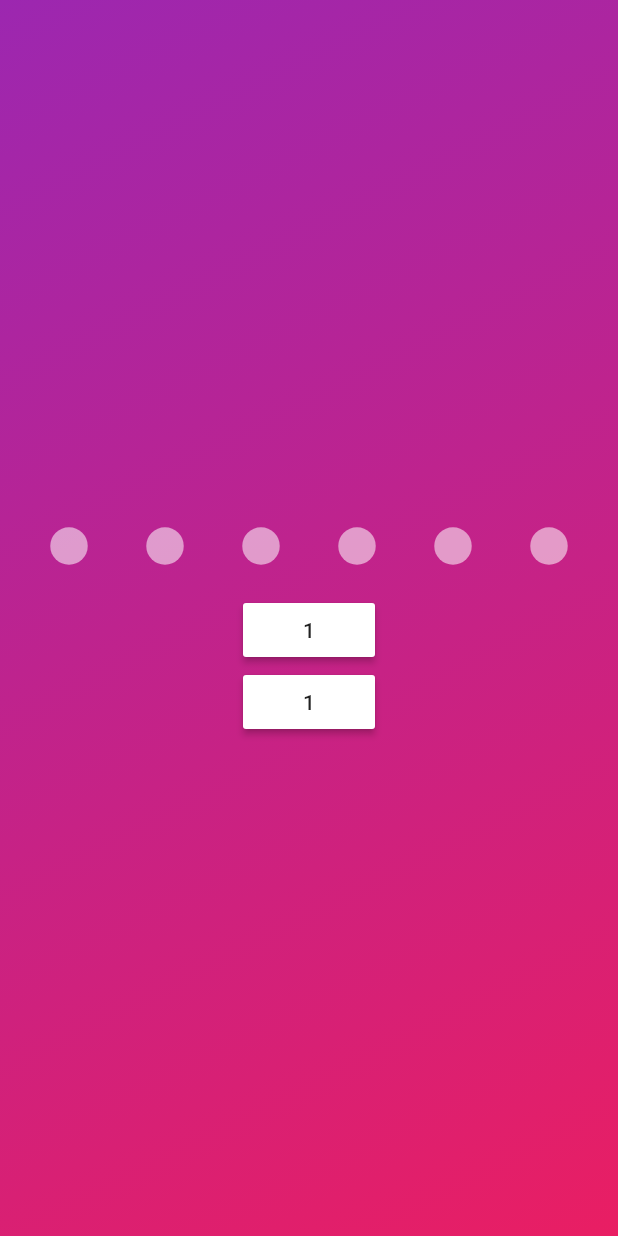
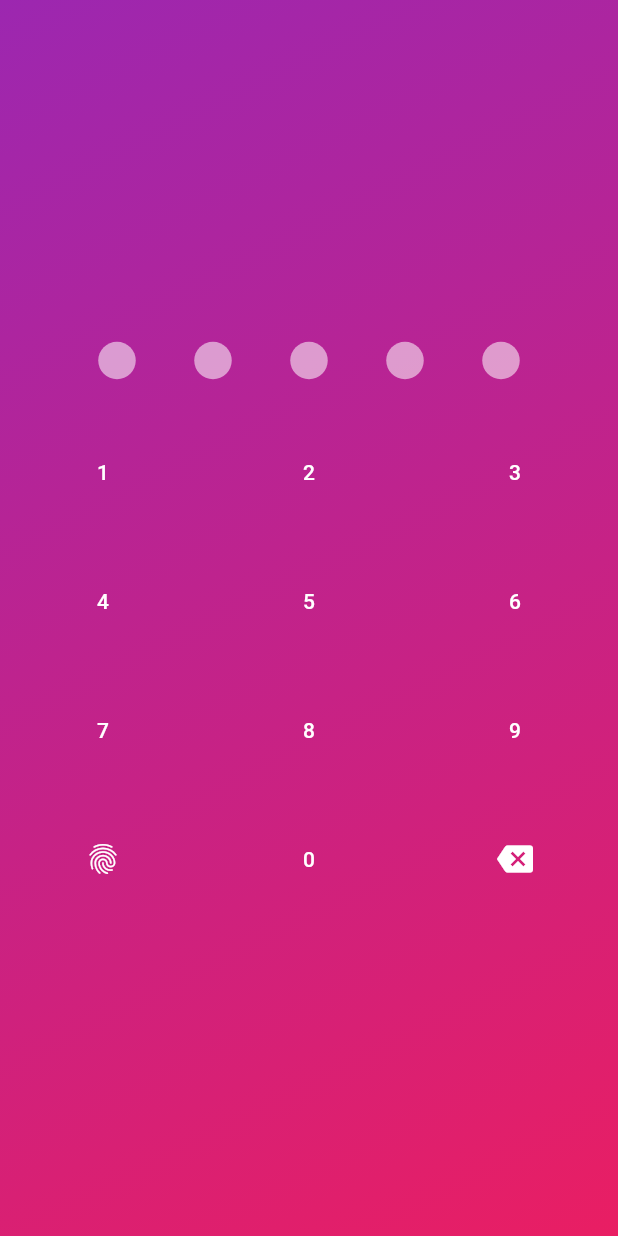
Before and after one commit to aninarafath6/animated-mpin, a Flutter app: the screen it shows after launch, on a phone screen of 412 x 824 dp. Run offline on Flutter 3.47's test engine with Material 2 defaults, Android fonts, the phone set to English and light mode, and no system bars; our stand-ins replace vibration.

Commit message:
wiggle animaton and key pad

```diff
--- a/lib/mpin_animation.dart
+++ b/lib/mpin_animation.dart
@@ -16,6 +16,12 @@ class _MPinAnimationState extends State<MPinAnimation>
   late Animation<double> _opacityAnimation;
   String pin = '';
 
+  void clear() {
+    setState(() {
+      pin = '';
+    });
+  }
+
   void animate(String input) {
     _controller.forward();
     setState(() {
@@ -25,6 +31,7 @@ class _MPinAnimationState extends State<MPinAnimation>
 
   _MPinAnimationState(controller) {
     controller?.animate = animate;
+    controller?.clear = clear;
   }
 
   @override
@@ -86,4 +93,5 @@ class _MPinAnimationState extends State<MPinAnimation>
 
 class MPinAnimationController {
   late void Function(String) animate;
+  late void Function() clear;
 }
--- a/lib/mpin_controller.dart
+++ b/lib/mpin_controller.dart
@@ -1,4 +1,5 @@
 class MPinController {
   late void Function(String) addInput;
   late void Function() delete;
+  late void Function() notfiyWrongInput;
 }
--- a/lib/mpin_page.dart
+++ b/lib/mpin_page.dart
@@ -1,7 +1,9 @@
 import 'package:flutter/material.dart';
+import 'package:flutter/services.dart';
 import 'package:mpin/mpin_animation.dart';
 import 'package:mpin/mpin_controller.dart';
 import 'package:mpin/mpin_widget.dart';
+import 'package:vibration/vibration.dart';
 
 class MPinPage extends StatelessWidget {
   MPinPage({Key? key}) : super(key: key);
@@ -30,23 +32,65 @@ class MPinPage extends StatelessWidget {
               child: Column(
                 mainAxisAlignment: MainAxisAlignment.center,
                 children: [
-                  MpinWidget(pinLength: 6, controller: mpinController),
+                  MpinWidget(
+                    pinLength: 5,
+                    controller: mpinController,
+                    onComplete: (mpin) async {
+                      print('you enterd pin is $mpin');
+                      if (mpin == '12345') {
+                        showDialog(
+                            context: context,
+                            builder: (context) {
+                              return new AlertDialog(
+                                title: Text('success '),
+                                content: Text('you are aproved'),
+                              );
+                            });
+                      } else {
+                        mpinController.notfiyWrongInput();
+                        Vibration.vibrate();
+                      }
+                    },
+                  ),
+                  GridView.count(
+                    shrinkWrap: true,
+                    crossAxisCount: 3,
+                    childAspectRatio: 1.6,
+                    children: List.generate(
+                      9,
+                      (index) => mpinInput(index + 1),
+                    ),
+                  ),
+                  GridView.count(
+                    crossAxisCount: 3,
+                    shrinkWrap: true,
+                    childAspectRatio: 1.6,
+                    children: [
                       MaterialButton(
                         onPressed: () {
                           // controller.animate();
-                      mpinController.addInput('1');
                         },
-                    color: Colors.white,
-                    child: Text('1'),
+                        textColor: Colors.white,
+                        child: Icon(Icons.fingerprint),
+                      ),
+                      MaterialButton(
+                        onPressed: () {
+                          // controller.animate();
+                          mpinController.addInput('0');
+                        },
+                        textColor: Colors.white,
+                        child: Text('0'),
                       ),
                       MaterialButton(
                         onPressed: () {
                           // controller.animate();
                           mpinController.delete();
                         },
-                    color: Colors.white,
-                    child: Text('1'),
-                  ),
+                        textColor: Colors.white,
+                        child: Icon(Icons.backspace),
+                      )
+                    ],
+                  )
                 ],
               ),
             ),
@@ -55,4 +99,15 @@ class MPinPage extends StatelessWidget {
       ),
     );
   }
+
+  MaterialButton mpinInput(int input) {
+    return MaterialButton(
+      onPressed: () {
+        // controller.animate();
+        mpinController.addInput(input.toString());
+      },
+      textColor: Colors.white,
+      child: Text(input.toString()),
+    );
   }
+}
--- a/lib/mpin_widget.dart
+++ b/lib/mpin_widget.dart
@@ -1,11 +1,18 @@
 import 'package:flutter/material.dart';
+import 'package:flutter/services.dart';
 import 'package:mpin/mpin_animation.dart';
 import 'package:mpin/mpin_controller.dart';
 
 class MpinWidget extends StatefulWidget {
   final pinLength;
   final MPinController controller;
-  MpinWidget({Key? key, required this.pinLength, required this.controller})
+  final Function(String)? onComplete;
+
+  MpinWidget(
+      {Key? key,
+      required this.pinLength,
+      required this.controller,
+      this.onComplete})
       : assert(pinLength <= 6 && pinLength > 0),
         super(key: key);
 
@@ -13,40 +20,76 @@ class MpinWidget extends StatefulWidget {
   _MpinWidgetState createState() => _MpinWidgetState(controller);
 }
 
-class _MpinWidgetState extends State<MpinWidget> {
+class _MpinWidgetState extends State<MpinWidget>
+    with SingleTickerProviderStateMixin {
   late List<MPinAnimationController> _animationControllers;
+  late AnimationController _wrongAnimationController;
+  late Animation<double> _wiggleAnimation;
+
   String mpin = '';
 
   _MpinWidgetState(controller) {
-    controller.addInput = addInput;
-    controller.delete = deleteInput;
+    controller?.addInput = addInput;
+    controller?.delete = deleteInput;
+    controller?.notfiyWrongInput = notfiyWrongInput;
   }
 
-  void addInput(String input) {
+  void addInput(String input) async {
     mpin += input;
 
-    if (mpin.length <= widget.pinLength) {
+    if (mpin.length < widget.pinLength) {
       _animationControllers[mpin.length - 1].animate(input);
+    } else if (mpin.length == widget.pinLength) {
+      _animationControllers[mpin.length - 1].animate(input);
+      Future.delayed(Duration(milliseconds: 300));
+      widget.onComplete?.call(mpin);
+      mpin = '';
     }
   }
 
   void deleteInput() {
+    if (mpin.isNotEmpty) {
       mpin = mpin.substring(0, mpin.length - 1);
-    if (mpin.length >= 0) {
       _animationControllers[mpin.length].animate('');
     }
+  }
+
+  void notfiyWrongInput() {
+    _wrongAnimationController.forward();
+    _animationControllers.forEach((controller) {
+      controller.clear();
+    });
   }
 
   @override
   void initState() {
     _animationControllers =
         List.generate(widget.pinLength, (index) => MPinAnimationController());
+
+    _wrongAnimationController =
+        AnimationController(vsync: this, duration: Duration(milliseconds: 300))
+          ..addListener(() {
+            setState(() {});
+          })
+          ..addStatusListener((status) {
+            if (status == AnimationStatus.completed) {
+              _wrongAnimationController.reverse();
+            }
+          });
+    _wiggleAnimation = Tween<double>(begin: 0.0, end: 25.0).animate(
+        CurvedAnimation(
+            parent: _wrongAnimationController, curve: Curves.elasticIn));
     super.initState();
   }
 
   @override
   Widget build(BuildContext context) {
-    return Row(
+    return Transform.translate(
+      offset: Offset(
+        _wiggleAnimation.value,
+        0.0,
+      ),
+      child: Row(
         mainAxisAlignment: MainAxisAlignment.center,
         children: List.generate(
           widget.pinLength,
@@ -54,6 +97,7 @@ class _MpinWidgetState extends State<MpinWidget> {
             controller: _animationControllers[index],
           ),
         ),
+      ),
     );
   }
 }
--- a/pubspec.yaml
+++ b/pubspec.yaml
@@ -28,6 +28,7 @@ dependencies:
   # The following adds the Cupertino Icons font to your application.
   # Use with the CupertinoIcons class for iOS style icons.
   cupertino_icons: ^1.0.2
+  vibration: ^1.7.4-nullsafety.0
 
 dev_dependencies:
   flutter_test:
```
Also changed, not shown: pubspec.lock. Lines whose indentation alone changed are shown as unchanged.
